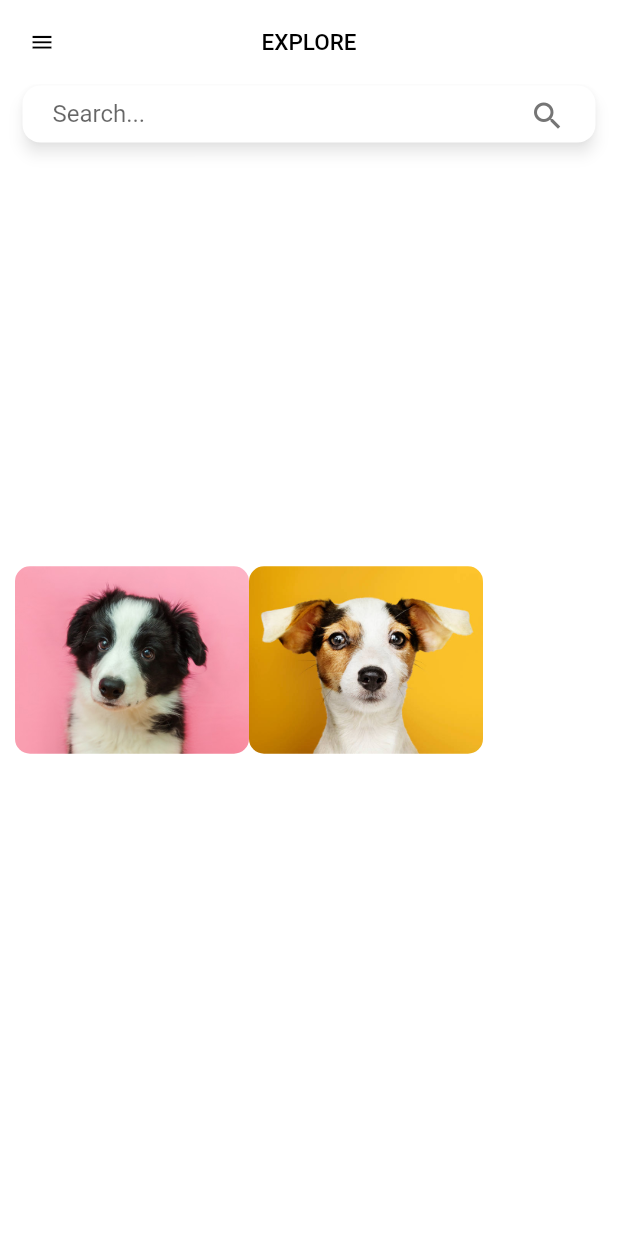
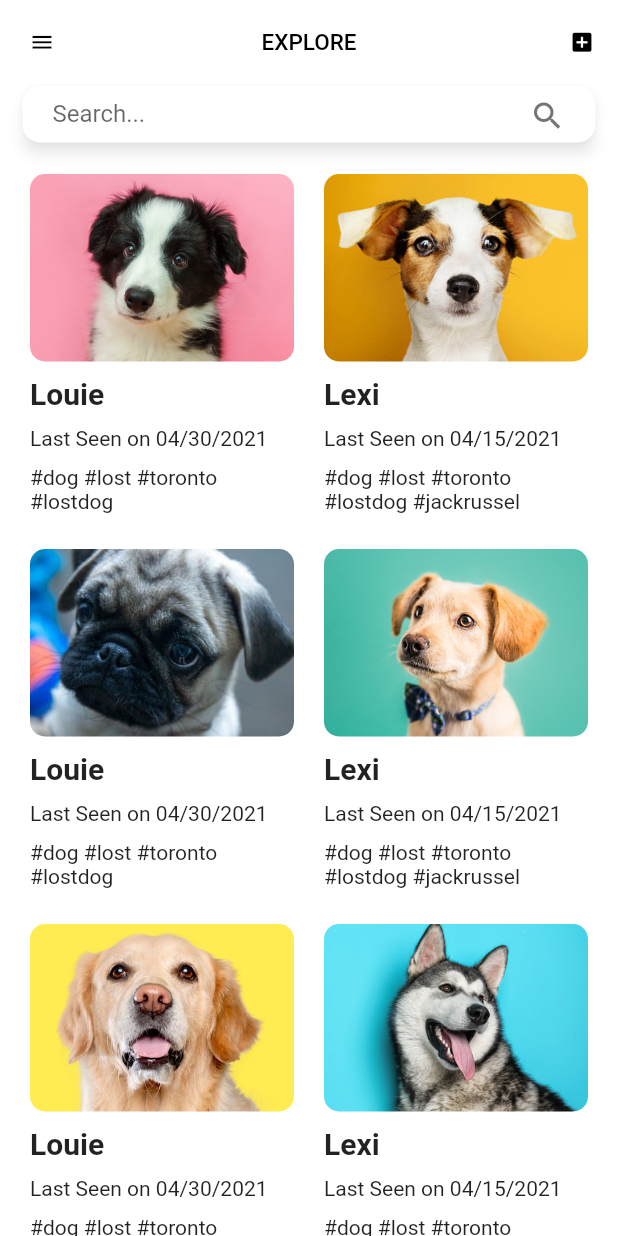
Before and after one commit to Kayeris/findmypet, a Flutter app: the screen it shows after launch, on a phone screen of 412 x 824 dp. Run offline on Flutter 3.47's test engine with Material 2 defaults, Android fonts, the phone set to English and light mode, and no system bars; drawn by our look-alikes of material_floating_search_bar; Roboto replaces fonts that are missing (Montserrat).

Commit message:
added photo card for explore page with information

```diff
--- a/lib/screens/explore.dart
+++ b/lib/screens/explore.dart
@@ -35,16 +35,29 @@ class _ExploreScreenState extends State<ExploreScreen> {
           iconSize: 17.0,
           onPressed: () {},
         ),
+        actions: [
+          IconButton(
+              icon: Icon(Icons.add_box),
+              color: Colors.black,
+              iconSize: 17.0,
+              onPressed: () {})
+        ],
       ),
       // This is handled by the search bar itself.
       resizeToAvoidBottomInset: false,
       body: Stack(
         fit: StackFit.expand,
         children: [
-          SizedBox(
-            height: 25.0,
+          Container(
+            margin: const EdgeInsets.only(top: 60),
+            child: ListView(
+              children: [
+                row('images/dog1.jpg', 'images/dog2.jpg'),
+                row('images/dog3.jpg', 'images/dog4.jpg'),
+                row('images/dog5.jpg', 'images/dog6.jpg'),
+              ],
             ),
-          row('images/dog1.jpg', 'images/dog2.jpg'),
+          ),
           buildFloatingSearchBar()
         ],
       ),
@@ -106,40 +119,83 @@ class _ExploreScreenState extends State<ExploreScreen> {
 
   Widget row(String imgPath1, String imgPath2) {
     return Container(
-      height: 125.0,
-      padding: EdgeInsets.only(left: 10.0, right: 10.0),
+      alignment: Alignment.topCenter,
+      padding: EdgeInsets.only(left: 20.0, right: 20.0),
       child: Row(
         children: [
           Container(
+            height: 250.0,
+            width: (MediaQuery.of(context).size.width - 60.0) / 2,
+            child: Column(
+              // Cross Axis Align by default is .centre. Do .start to align text to left
+              crossAxisAlignment: CrossAxisAlignment.start,
+              children: [
+                Container(
                   height: 125.0,
-            width: (MediaQuery.of(context).size.width - 100.0) / 2,
+                  width: (MediaQuery.of(context).size.width - 60.0) / 2,
                   decoration: BoxDecoration(
                       borderRadius: BorderRadius.circular(10.0),
                       image: DecorationImage(
                           image: AssetImage(imgPath1), fit: BoxFit.cover)),
                 ),
+                SizedBox(height: 10),
+                Text(
+                  "Louie",
+                  style: TextStyle(
+                      fontFamily: 'Montserrat',
+                      fontWeight: FontWeight.bold,
+                      fontSize: 20.0),
+                ),
+                SizedBox(height: 10),
+                Text(
+                  'Last Seen on 04/30/2021',
+                  style: TextStyle(fontFamily: 'Montserrat'),
+                ),
+                SizedBox(height: 10),
+                Text(
+                  '#dog #lost #toronto #lostdog',
+                  style: TextStyle(fontFamily: 'Montserrat'),
+                ),
+              ],
+            ),
+          ),
+          SizedBox(width: 20.0),
+          Container(
+            height: 250.0,
+            width: (MediaQuery.of(context).size.width - 60.0) / 2,
+            child: Column(
+              // Cross Axis Align by default is .centre. Do .start to align text to left
+              crossAxisAlignment: CrossAxisAlignment.start,
+              children: [
                 Container(
                   height: 125.0,
-            width: (MediaQuery.of(context).size.width - 100.0) / 2,
-            child: Column(
-              children: [
-                SizedBox(
-                  width: 10.0,
-                ),
-                Container(
-                  height: 125.0,
-                  width: (MediaQuery.of(context).size.width - 30 / 2),
-                  child: Container(
-                    height: 250.0,
+                  width: (MediaQuery.of(context).size.width - 60.0) / 2,
                   decoration: BoxDecoration(
                       borderRadius: BorderRadius.circular(10.0),
                       image: DecorationImage(
                           image: AssetImage(imgPath2), fit: BoxFit.cover)),
                 ),
-                )
+                SizedBox(height: 10),
+                Text(
+                  "Lexi",
+                  style: TextStyle(
+                      fontFamily: 'Montserrat',
+                      fontWeight: FontWeight.bold,
+                      fontSize: 20.0),
+                ),
+                SizedBox(height: 10),
+                Text(
+                  'Last Seen on 04/15/2021',
+                  style: TextStyle(fontFamily: 'Montserrat'),
+                ),
+                SizedBox(height: 10),
+                Text(
+                  '#dog #lost #toronto #lostdog #jackrussel',
+                  style: TextStyle(fontFamily: 'Montserrat'),
+                ),
               ],
             ),
-          )
+          ),
         ],
       ),
     );
--- a/pubspec.yaml
+++ b/pubspec.yaml
@@ -54,6 +54,8 @@ flutter:
     - images/dog2.jpg
     - images/dog3.jpg
     - images/dog4.jpg
+    - images/dog5.jpg
+    - images/dog6.jpg
 
   # An image asset can refer to one or more resolution-specific "variants", see
   # https://flutter.dev/assets-and-images/#resolution-aware.
```
Also changed, not shown: images/dog5.jpg (added), images/dog6.jpg (added). Lines whose indentation alone changed are shown as unchanged.
